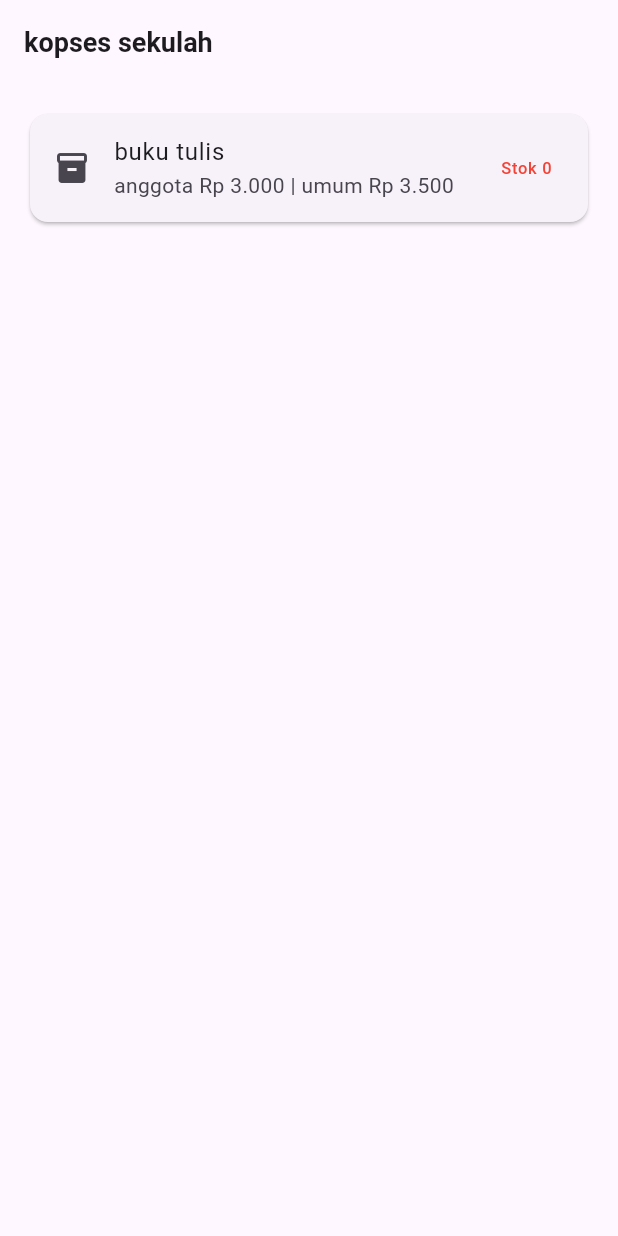
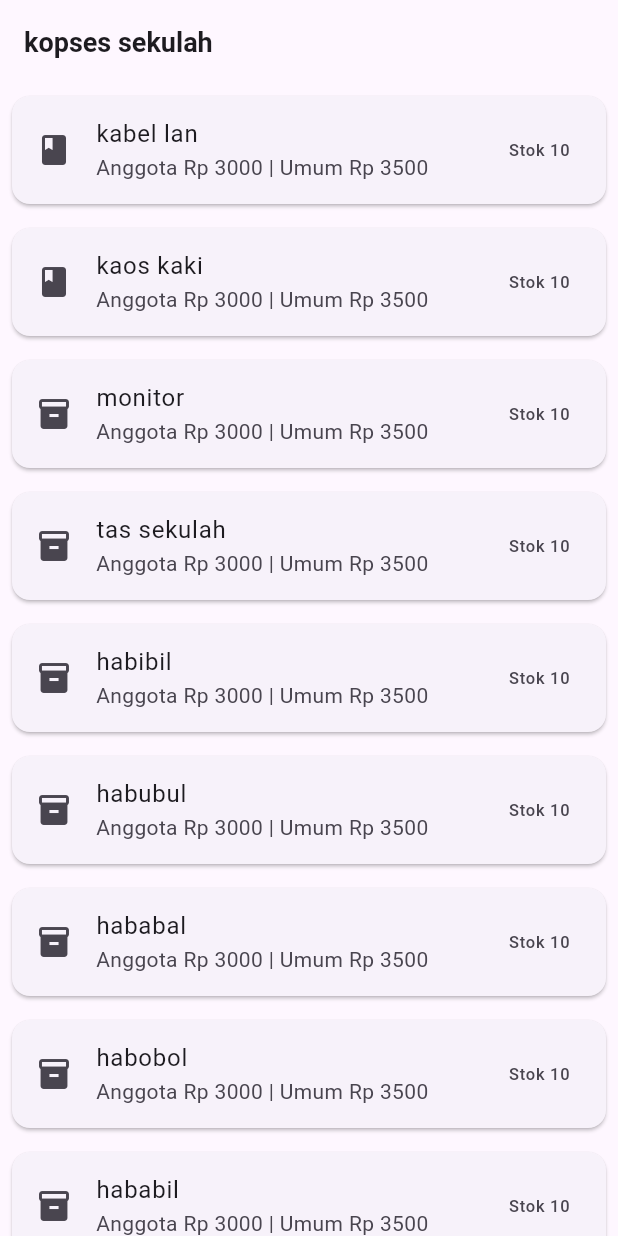
Before and after one commit to rajathonny/tugas-e-pak-yus-part-2, a Flutter app: the screen it shows after launch, on a phone screen of 412 x 824 dp. Run offline on Flutter 3.47's test engine with Material 3 defaults, Android fonts, the phone set to English and light mode, and no system bars.

Commit message:
lkm 4 daftar barang

```diff
--- a/lib/main.dart
+++ b/lib/main.dart
@@ -20,10 +20,35 @@ class KoperasiPage extends StatefulWidget {
   State<KoperasiPage> createState() => _KoperasiPageState();
 }
 
+IconData getCategoryIcon(String kategori) {
+  switch (kategori.toLowerCase()) {
+    case 'atk':
+      return Icons.book;
+    case 'makanan':
+      return Icons.fastfood;
+    case 'minuman':
+      return Icons.local_drink;
+    default:
+      return Icons.inventory_2;
+  }
+}
+
 class _KoperasiPageState extends State<KoperasiPage> {
   // Nilai stok dapat diubah di sini
   int stok = 0;
 
+  final List<Map<String, dynamic>> daftarBarang = [
+    {'nama': 'kabel lan', 'kategori': 'atk', 'harga_anggota': 3000, 'harga_umum': 3500, 'stok': 10},
+    {'nama': 'kaos kaki', 'kategori': 'atk', 'harga_anggota': 3000, 'harga_umum': 3500, 'stok': 10},
+    {'nama': 'monitor', 'kategori': 'elektronik', 'harga_anggota': 3000, 'harga_umum': 3500, 'stok': 10},
+    {'nama': 'tas sekulah', 'kategori': 'lain', 'harga_anggota': 3000, 'harga_umum': 3500, 'stok': 10},
+    {'nama': 'habibil', 'kategori': 'lain', 'harga_anggota': 3000, 'harga_umum': 3500, 'stok': 10},
+    {'nama': 'habubul', 'kategori': 'lain', 'harga_anggota': 3000, 'harga_umum': 3500, 'stok': 10},
+    {'nama': 'hababal', 'kategori': 'lain', 'harga_anggota': 3000, 'harga_umum': 3500, 'stok': 10},
+    {'nama': 'habobol', 'kategori': 'lain', 'harga_anggota': 3000, 'harga_umum': 3500, 'stok': 10},
+    {'nama': 'hababil', 'kategori': 'lain', 'harga_anggota': 3000, 'harga_umum': 3500, 'stok': 10},
+    {'nama': 'iwak', 'kategori': 'lain', 'harga_anggota': 3000, 'harga_umum': 3500, 'stok': 10}
+  ];
   @override
   Widget build(BuildContext context) {
     return Scaffold(
@@ -33,19 +58,20 @@ class _KoperasiPageState extends State<KoperasiPage> {
           style: TextStyle(fontSize: 18, fontWeight: FontWeight.bold),
         ),
       ),
-      body: Card(
-        margin: const EdgeInsets.all(20),
-        child: ListTile(
-          leading: const Icon(Icons.inventory_2),
-          title: const Text('buku tulis'),
-          subtitle: const Text('anggota Rp 3.000 | umum Rp 3.500'),
-          trailing: Text(
-            'Stok $stok', // Menggunakan interpolasi string yang benar
-            style: TextStyle(
-              color: stok == 0 ? Colors.red : Colors.green,
+      body: ListView.builder(
+        itemCount: daftarBarang.length,
+        itemBuilder: (context, index) {
+          final barang = daftarBarang[index];
+          return Card(
+            margin: const EdgeInsets.all(8),
+            child: ListTile(
+              leading: Icon(getCategoryIcon(barang['kategori'] ?? '')),
+              title: Text(barang['nama']),
+              subtitle: Text('Anggota Rp ${barang['harga_anggota']} | Umum Rp ${barang['harga_umum']}'),
+              trailing: Text('Stok ${barang['stok']}'),
             ),
-          ),
-        ),
+          );
+        },
       ),
     );
   }
```
